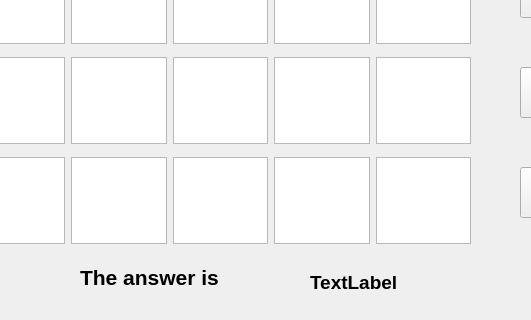
First picture: the form in wordle.ui, repository nansvn/CS4076-Zork-Project, before the edit; both pictures show x 100 to 631 and y 423 to 743 of the 771 by 743 pixel window.
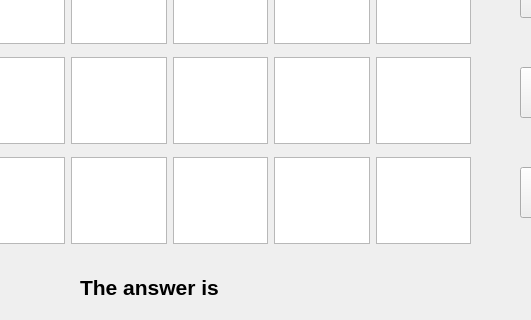
Second picture: the form after the edit.

```diff
--- a/wordle.ui
+++ b/wordle.ui
@@ -76,7 +76,7 @@
    <property name="geometry">
     <rect>
      <x>180</x>
-     <y>680</y>
+     <y>690</y>
      <width>211</width>
      <height>41</height>
     </rect>
@@ -94,10 +94,10 @@
   <widget class="QLabel" name="label_3">
    <property name="geometry">
     <rect>
-     <x>410</x>
+     <x>390</x>
      <y>690</y>
      <width>141</width>
-     <height>31</height>
+     <height>41</height>
     </rect>
    </property>
    <property name="font">
@@ -107,7 +107,7 @@
     </font>
    </property>
    <property name="text">
-    <string>TextLabel</string>
+    <string>  </string>
    </property>
   </widget>
   <widget class="QPushButton" name="pushButton_2">
```
